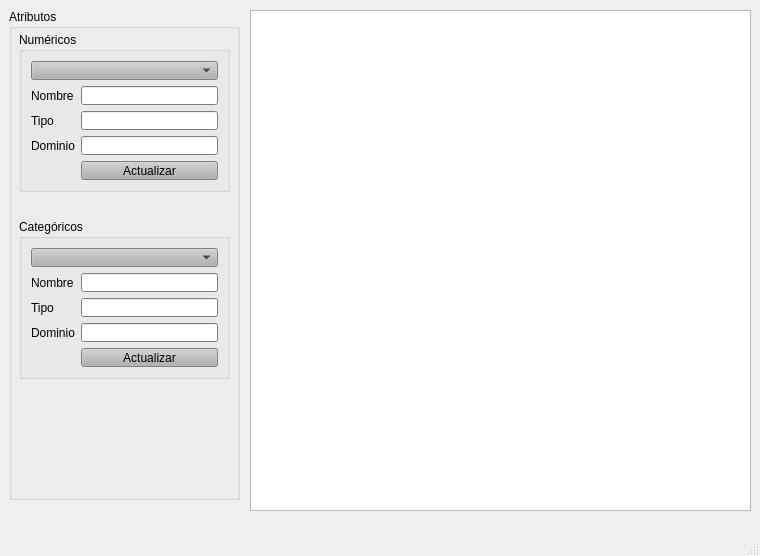
Qt form main_window_ui.ui (AdrianPrietoLozano/proyecto_mineria) before a commit.
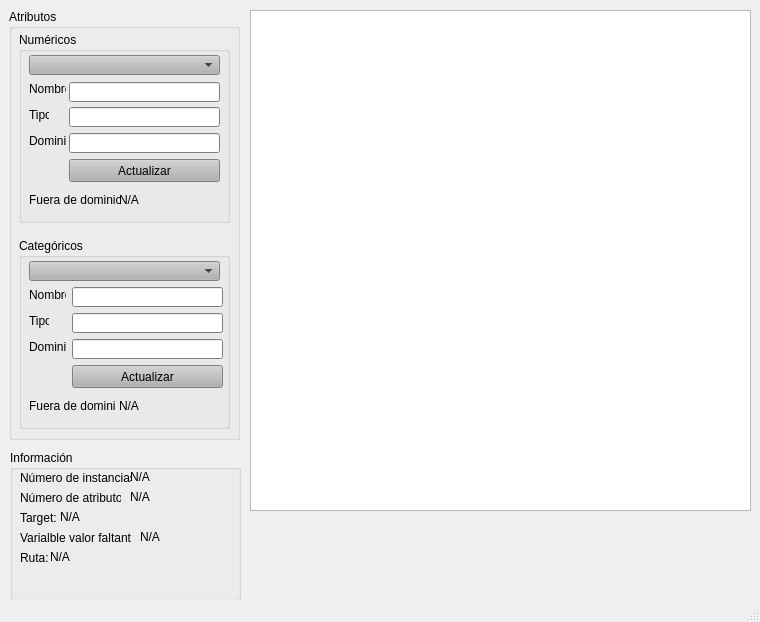
The same form after that commit.

Commit message: Funciona actualizar dominio

```diff
--- a/main_window_ui.ui
+++ b/main_window_ui.ui
@@ -7,7 +7,7 @@
     <x>0</x>
     <y>0</y>
     <width>760</width>
-    <height>556</height>
+    <height>622</height>
    </rect>
   </property>
   <property name="windowTitle">
@@ -20,7 +20,7 @@
       <x>9</x>
       <y>9</y>
       <width>231</width>
-      <height>491</height>
+      <height>431</height>
      </rect>
     </property>
     <property name="palette">
@@ -474,109 +474,261 @@
        <x>10</x>
        <y>23</y>
        <width>211</width>
-       <height>160</height>
+       <height>191</height>
       </rect>
      </property>
      <property name="title">
       <string>Numéricos</string>
      </property>
-     <layout class="QFormLayout" name="formLayout_2">
-      <item row="0" column="0" colspan="2">
-       <widget class="QComboBox" name="comboBoxNumericos"/>
-      </item>
-      <item row="1" column="0">
-       <widget class="QLabel" name="label">
-        <property name="text">
-         <string>Nombre</string>
-        </property>
-       </widget>
-      </item>
-      <item row="1" column="1">
-       <widget class="QLineEdit" name="nombreAtributoNumerico"/>
-      </item>
-      <item row="2" column="0">
-       <widget class="QLabel" name="label_2">
-        <property name="text">
-         <string>Tipo</string>
-        </property>
-       </widget>
-      </item>
-      <item row="2" column="1">
-       <widget class="QLineEdit" name="tipoAtributoNumerico"/>
-      </item>
-      <item row="3" column="0">
-       <widget class="QLabel" name="label_3">
-        <property name="text">
-         <string>Dominio</string>
-        </property>
-       </widget>
-      </item>
-      <item row="3" column="1">
-       <widget class="QLineEdit" name="dominioAtributoNumerico"/>
-      </item>
-      <item row="4" column="1">
-       <widget class="QPushButton" name="btnActualizarNumericos">
-        <property name="text">
-         <string>Actualizar</string>
-        </property>
-       </widget>
-      </item>
-     </layout>
+     <widget class="QComboBox" name="comboBoxNumericos">
+      <property name="geometry">
+       <rect>
+        <x>10</x>
+        <y>23</y>
+        <width>191</width>
+        <height>20</height>
+       </rect>
+      </property>
+     </widget>
+     <widget class="QLabel" name="label">
+      <property name="geometry">
+       <rect>
+        <x>10</x>
+        <y>49</y>
+        <width>37</width>
+        <height>16</height>
+       </rect>
+      </property>
+      <property name="text">
+       <string>Nombre</string>
+      </property>
+     </widget>
+     <widget class="QLabel" name="label_2">
+      <property name="geometry">
+       <rect>
+        <x>10</x>
+        <y>75</y>
+        <width>20</width>
+        <height>16</height>
+       </rect>
+      </property>
+      <property name="text">
+       <string>Tipo</string>
+      </property>
+     </widget>
+     <widget class="QLabel" name="label_3">
+      <property name="geometry">
+       <rect>
+        <x>10</x>
+        <y>101</y>
+        <width>37</width>
+        <height>16</height>
+       </rect>
+      </property>
+      <property name="text">
+       <string>Dominio</string>
+      </property>
+     </widget>
+     <widget class="QLineEdit" name="nombreAtributoNumerico">
+      <property name="geometry">
+       <rect>
+        <x>50</x>
+        <y>50</y>
+        <width>151</width>
+        <height>20</height>
+       </rect>
+      </property>
+     </widget>
+     <widget class="QLineEdit" name="dominioAtributoNumerico">
+      <property name="geometry">
+       <rect>
+        <x>50</x>
+        <y>101</y>
+        <width>151</width>
+        <height>20</height>
+       </rect>
+      </property>
+     </widget>
+     <widget class="QLineEdit" name="tipoAtributoNumerico">
+      <property name="geometry">
+       <rect>
+        <x>50</x>
+        <y>75</y>
+        <width>151</width>
+        <height>20</height>
+       </rect>
+      </property>
+     </widget>
+     <widget class="QPushButton" name="btnActualizarNumericos">
+      <property name="geometry">
+       <rect>
+        <x>50</x>
+        <y>127</y>
+        <width>151</width>
+        <height>23</height>
+       </rect>
+      </property>
+      <property name="text">
+       <string>Actualizar</string>
+      </property>
+     </widget>
+     <widget class="QLabel" name="label_12">
+      <property name="geometry">
+       <rect>
+        <x>10</x>
+        <y>160</y>
+        <width>91</width>
+        <height>16</height>
+       </rect>
+      </property>
+      <property name="text">
+       <string>Fuera de dominio:</string>
+      </property>
+     </widget>
+     <widget class="QLabel" name="labelFueraDominioNumerico">
+      <property name="geometry">
+       <rect>
+        <x>100</x>
+        <y>160</y>
+        <width>91</width>
+        <height>16</height>
+       </rect>
+      </property>
+      <property name="text">
+       <string>N/A</string>
+      </property>
+     </widget>
     </widget>
     <widget class="QGroupBox" name="groupBoxCategoricos">
      <property name="geometry">
       <rect>
        <x>10</x>
-       <y>210</y>
+       <y>229</y>
        <width>211</width>
-       <height>160</height>
+       <height>191</height>
       </rect>
      </property>
      <property name="title">
       <string>Categóricos</string>
      </property>
-     <layout class="QFormLayout" name="formLayout_3">
-      <item row="0" column="0" colspan="2">
-       <widget class="QComboBox" name="comboBoxCategoricos"/>
-      </item>
-      <item row="1" column="0">
-       <widget class="QLabel" name="label_4">
-        <property name="text">
-         <string>Nombre</string>
-        </property>
-       </widget>
-      </item>
-      <item row="1" column="1">
-       <widget class="QLineEdit" name="nombreAtributoCate"/>
-      </item>
-      <item row="2" column="0">
-       <widget class="QLabel" name="label_5">
-        <property name="text">
-         <string>Tipo</string>
-        </property>
-       </widget>
-      </item>
-      <item row="2" column="1">
-       <widget class="QLineEdit" name="tipoAtributoCate"/>
-      </item>
-      <item row="3" column="0">
-       <widget class="QLabel" name="label_6">
-        <property name="text">
-         <string>Dominio</string>
-        </property>
-       </widget>
-      </item>
-      <item row="3" column="1">
-       <widget class="QLineEdit" name="dominioAtributoCate"/>
-      </item>
-      <item row="4" column="1">
-       <widget class="QPushButton" name="btnActualizarCategoricos">
-        <property name="text">
-         <string>Actualizar</string>
-        </property>
-       </widget>
-      </item>
-     </layout>
+     <widget class="QComboBox" name="comboBoxCategoricos">
+      <property name="geometry">
+       <rect>
+        <x>10</x>
+        <y>23</y>
+        <width>191</width>
+        <height>20</height>
+       </rect>
+      </property>
+     </widget>
+     <widget class="QLabel" name="label_4">
+      <property name="geometry">
+       <rect>
+        <x>10</x>
+        <y>49</y>
+        <width>37</width>
+        <height>16</height>
+       </rect>
+      </property>
+      <property name="text">
+       <string>Nombre</string>
+      </property>
+     </widget>
+     <widget class="QLabel" name="label_5">
+      <property name="geometry">
+       <rect>
+        <x>10</x>
+        <y>75</y>
+        <width>20</width>
+        <height>16</height>
+       </rect>
+      </property>
+      <property name="text">
+       <string>Tipo</string>
+      </property>
+     </widget>
+     <widget class="QLabel" name="label_6">
+      <property name="geometry">
+       <rect>
+        <x>10</x>
+        <y>101</y>
+        <width>37</width>
+        <height>16</height>
+       </rect>
+      </property>
+      <property name="text">
+       <string>Dominio</string>
+      </property>
+     </widget>
+     <widget class="QLineEdit" name="nombreAtributoCate">
+      <property name="geometry">
+       <rect>
+        <x>53</x>
+        <y>49</y>
+        <width>151</width>
+        <height>20</height>
+       </rect>
+      </property>
+     </widget>
+     <widget class="QLineEdit" name="dominioAtributoCate">
+      <property name="geometry">
+       <rect>
+        <x>53</x>
+        <y>101</y>
+        <width>151</width>
+        <height>20</height>
+       </rect>
+      </property>
+     </widget>
+     <widget class="QLineEdit" name="tipoAtributoCate">
+      <property name="geometry">
+       <rect>
+        <x>53</x>
+        <y>75</y>
+        <width>151</width>
+        <height>20</height>
+       </rect>
+      </property>
+     </widget>
+     <widget class="QPushButton" name="btnActualizarCategoricos">
+      <property name="geometry">
+       <rect>
+        <x>53</x>
+        <y>127</y>
+        <width>151</width>
+        <height>23</height>
+       </rect>
+      </property>
+      <property name="text">
+       <string>Actualizar</string>
+      </property>
+     </widget>
+     <widget class="QLabel" name="label_13">
+      <property name="geometry">
+       <rect>
+        <x>10</x>
+        <y>160</y>
+        <width>86</width>
+        <height>16</height>
+       </rect>
+      </property>
+      <property name="text">
+       <string>Fuera de dominio:</string>
+      </property>
+     </widget>
+     <widget class="QLabel" name="labelFueraDominioCategorico">
+      <property name="geometry">
+       <rect>
+        <x>100</x>
+        <y>160</y>
+        <width>101</width>
+        <height>16</height>
+       </rect>
+      </property>
+      <property name="text">
+       <string>N/A</string>
+      </property>
+     </widget>
     </widget>
     <zorder>groupBoxCategoricos</zorder>
     <zorder>groupBoxNumericos</zorder>
@@ -591,6 +743,149 @@
      </rect>
     </property>
    </widget>
+   <widget class="QGroupBox" name="groupBox_2">
+    <property name="geometry">
+     <rect>
+      <x>10</x>
+      <y>450</y>
+      <width>231</width>
+      <height>151</height>
+     </rect>
+    </property>
+    <property name="title">
+     <string>Información</string>
+    </property>
+    <widget class="QLabel" name="label_7">
+     <property name="geometry">
+      <rect>
+       <x>10</x>
+       <y>20</y>
+       <width>111</width>
+       <height>16</height>
+      </rect>
+     </property>
+     <property name="text">
+      <string>Número de instancias: </string>
+     </property>
+    </widget>
+    <widget class="QLabel" name="label_8">
+     <property name="geometry">
+      <rect>
+       <x>10</x>
+       <y>40</y>
+       <width>101</width>
+       <height>16</height>
+      </rect>
+     </property>
+     <property name="text">
+      <string>Número de atributos: </string>
+     </property>
+    </widget>
+    <widget class="QLabel" name="label_9">
+     <property name="geometry">
+      <rect>
+       <x>10</x>
+       <y>60</y>
+       <width>41</width>
+       <height>16</height>
+      </rect>
+     </property>
+     <property name="text">
+      <string>Target: </string>
+     </property>
+    </widget>
+    <widget class="QLabel" name="label_10">
+     <property name="geometry">
+      <rect>
+       <x>10</x>
+       <y>80</y>
+       <width>111</width>
+       <height>16</height>
+      </rect>
+     </property>
+     <property name="text">
+      <string>Varialble valor faltante: </string>
+     </property>
+    </widget>
+    <widget class="QLabel" name="label_11">
+     <property name="geometry">
+      <rect>
+       <x>10</x>
+       <y>100</y>
+       <width>31</width>
+       <height>16</height>
+      </rect>
+     </property>
+     <property name="text">
+      <string>Ruta: </string>
+     </property>
+    </widget>
+    <widget class="QLabel" name="labelNumInstancias">
+     <property name="geometry">
+      <rect>
+       <x>120</x>
+       <y>20</y>
+       <width>47</width>
+       <height>13</height>
+      </rect>
+     </property>
+     <property name="text">
+      <string>N/A</string>
+     </property>
+    </widget>
+    <widget class="QLabel" name="labelNumAtributos">
+     <property name="geometry">
+      <rect>
+       <x>120</x>
+       <y>40</y>
+       <width>47</width>
+       <height>13</height>
+      </rect>
+     </property>
+     <property name="text">
+      <string>N/A</string>
+     </property>
+    </widget>
+    <widget class="QLabel" name="labelTarget">
+     <property name="geometry">
+      <rect>
+       <x>50</x>
+       <y>60</y>
+       <width>47</width>
+       <height>13</height>
+      </rect>
+     </property>
+     <property name="text">
+      <string>N/A</string>
+     </property>
+    </widget>
+    <widget class="QLabel" name="labelValorFaltante">
+     <property name="geometry">
+      <rect>
+       <x>130</x>
+       <y>80</y>
+       <width>47</width>
+       <height>13</height>
+      </rect>
+     </property>
+     <property name="text">
+      <string>N/A</string>
+     </property>
+    </widget>
+    <widget class="QLabel" name="labelRuta">
+     <property name="geometry">
+      <rect>
+       <x>40</x>
+       <y>100</y>
+       <width>47</width>
+       <height>13</height>
+      </rect>
+     </property>
+     <property name="text">
+      <string>N/A</string>
+     </property>
+    </widget>
+   </widget>
   </widget>
   <widget class="QMenuBar" name="menubar">
    <property name="geometry">
```
The commit also changes 5 other files.
